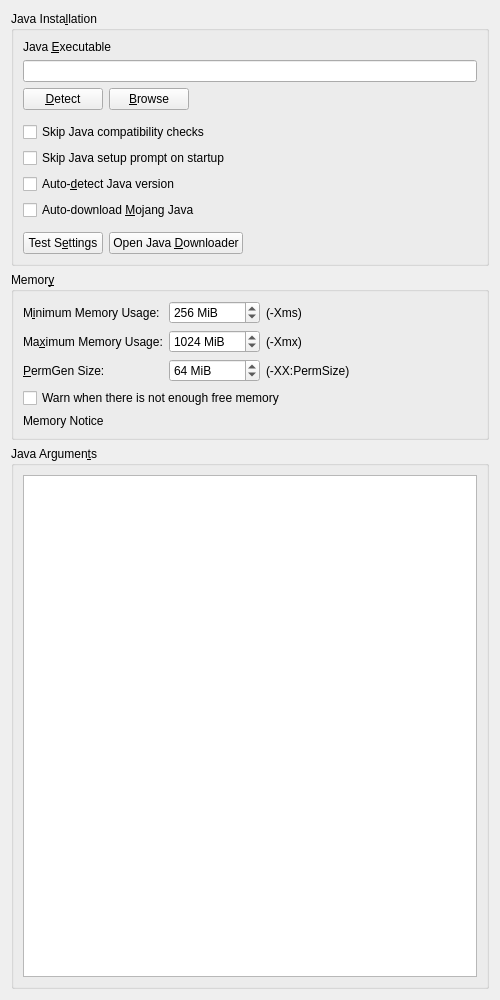
Old version of the form launcher/ui/widgets/JavaSettingsWidget.ui in the repository PrismLauncher/PrismLauncher.
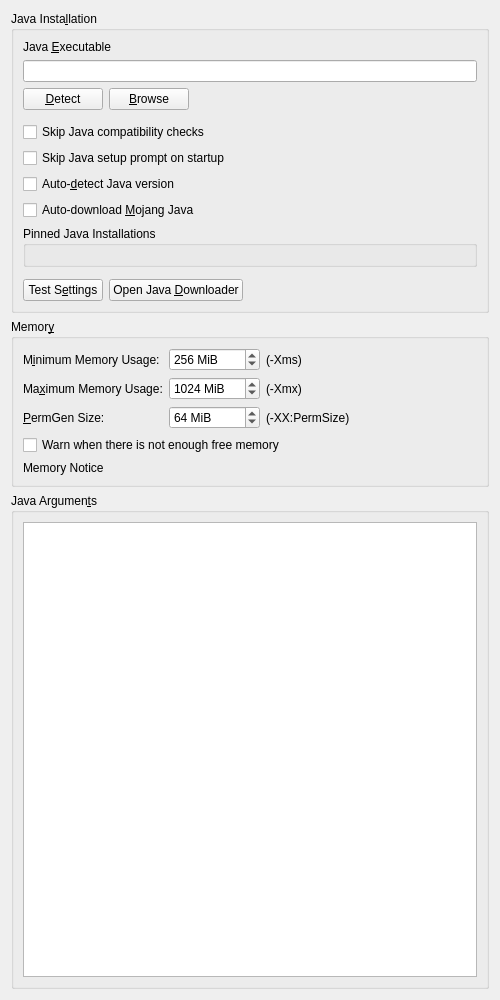
New version of the form.

Commit message: feat(java): pin java installs per major version

```diff
--- a/launcher/ui/widgets/JavaSettingsWidget.ui
+++ b/launcher/ui/widgets/JavaSettingsWidget.ui
@@ -67,7 +67,7 @@
         </item>
        </layout>
       </item>
-      <item row="10" column="0">
+      <item row="11" column="0">
        <layout class="QHBoxLayout" name="horizontalLayout_4">
         <item>
          <widget class="QPushButton" name="javaTestBtn">
@@ -98,7 +98,7 @@
         </item>
        </layout>
       </item>
-      <item row="9" column="0">
+      <item row="10" column="0">
        <spacer name="verticalSpacer_4">
         <property name="orientation">
          <enum>Qt::Orientation::Vertical</enum>
@@ -173,6 +173,18 @@
         </property>
        </spacer>
       </item>
+      <item row="9" column="0">
+       <widget class="QGroupBox" name="pinnedJavaGroupBox">
+        <property name="toolTip">
+         <string>Pin specific Java installations to a major version. When the launcher picks Java for an instance automatically, a pinned installation matching the required version is used before anything else gets detected or downloaded.</string>
+        </property>
+        <property name="title">
+         <string>Pinned Java Installations</string>
+        </property>
+        <layout class="QGridLayout" name="pinnedJavaGridLayout">
+        </layout>
+       </widget>
+      </item>
      </layout>
     </widget>
    </item>
```
The commit also changes 7 other files.
